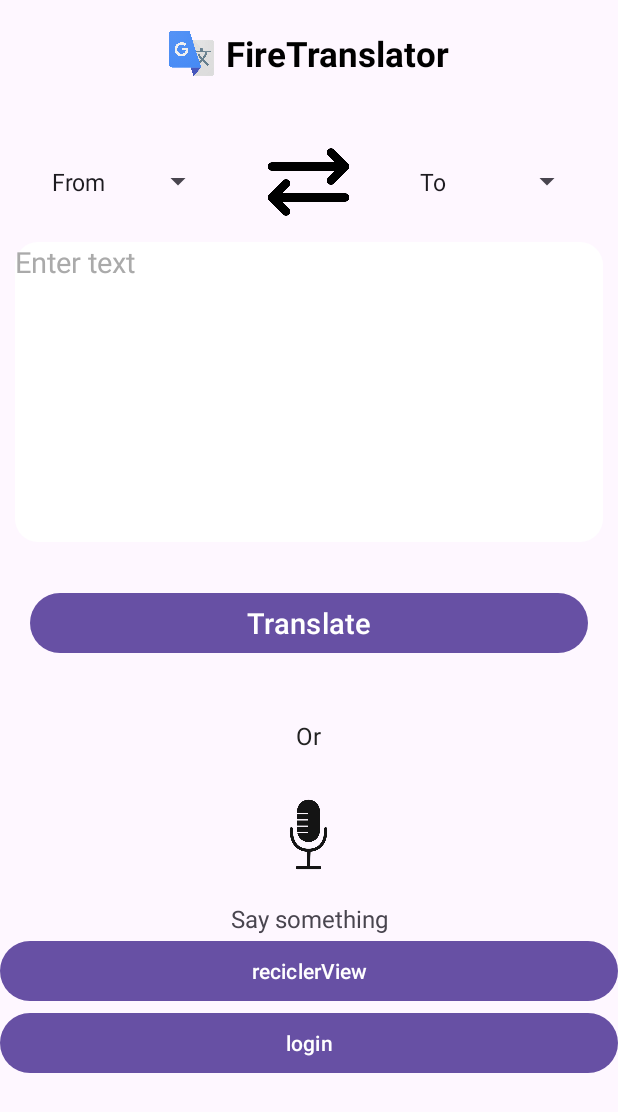
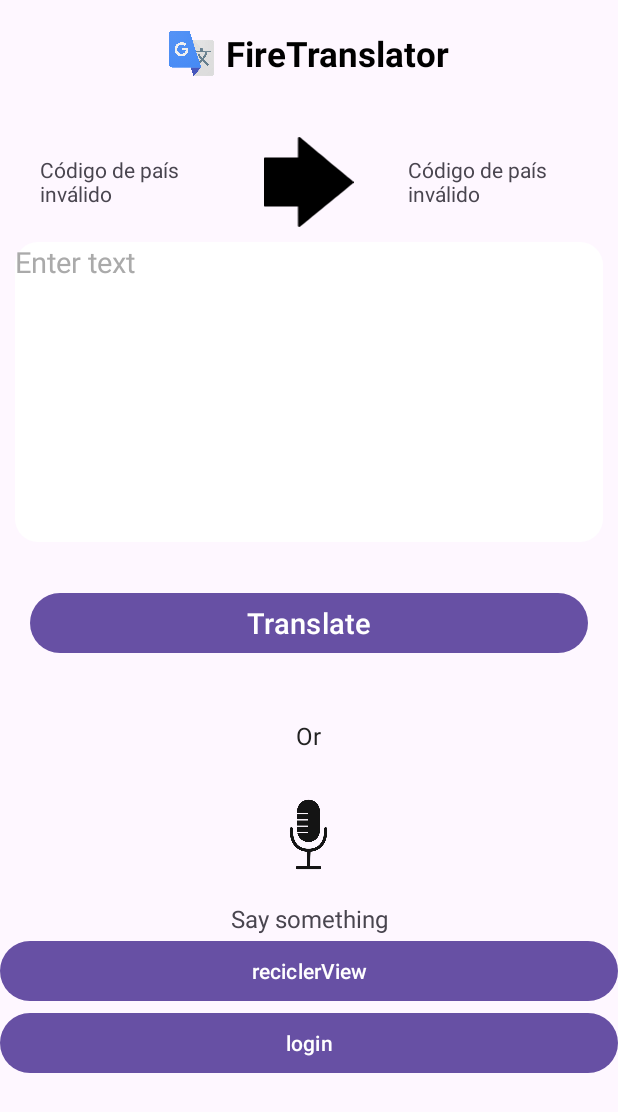
Before and after one commit to azubillagasdam1/LinguaForge, an Android app: the MainActivity screen opened directly, with no data from a screen before it, on a phone screen of 412 x 824 dp. Shown: the top 1112 px of the screen. Run offline under Robolectric (Android 15) with nearby library versions, the phone set to English and light mode, and no system bars.

Commit message:
Añadido diseño banderas

```diff
--- a/app/src/main/java/com/example/linguaforge/activitys/MainActivity.kt
+++ b/app/src/main/java/com/example/linguaforge/activitys/MainActivity.kt
@@ -7,7 +7,6 @@ import android.text.Editable
 import android.text.SpannableStringBuilder
 import android.view.View
 import android.widget.AdapterView
-import android.widget.ArrayAdapter
 import android.widget.ImageView
 import android.widget.Spinner
 import android.widget.TextView
@@ -28,25 +27,12 @@ class MainActivity : AppCompatActivity() {
     private var fromLanguageCode = 0
     private var toLanguageCode = 0
 
-    private var fromLanguages = arrayOf(
-            "From", "English", "Welsh", "Hindi", "Urdu", "Afrikaans", "Arabic",
-            "Belarusian", "Bulgarian", "Bengali", "Catalan", "Czech", "Danish", "Dutch",
-            "Finnish", "French", "German", "Greek", "Hungarian", "Italian", "Japanese",
-            "Korean", "Norwegian", "Polish", "Portuguese", "Russian", "Spanish", "Swedish",
-            "Turkish"
-    )
-    private var toLanguages = arrayOf(
-        "To", "English", "Welsh", "Hindi", "Urdu", "Afrikaans", "Arabic",
-        "Belarusian", "Bulgarian", "Bengali", "Catalan", "Czech", "Danish", "Dutch",
-        "Finnish", "French", "German", "Greek", "Hungarian", "Italian", "Japanese",
-        "Korean", "Norwegian", "Polish", "Portuguese", "Russian", "Spanish", "Swedish",
-        "Turkish"
-    )
+    private var idioma1 = ""
+    private var idioma2 = ""
+    private var clave = ""
 
-
-
-    private var fromSpinner: Spinner? = null
-    private var toSpinner: Spinner? = null
+    private var idioma1TextView: TextView? = null
+    private var idioma2TextView: TextView? = null
     private var sourceText: TextInputEditText? = null
     private var micIV: ImageView? = null
     private var translateBtn: MaterialButton? = null
@@ -55,45 +41,23 @@ class MainActivity : AppCompatActivity() {
     override fun onCreate(savedInstanceState: Bundle?) {
         super.onCreate(savedInstanceState)
         setContentView(R.layout.activity_main)
+        idioma1 = intent.getStringExtra("idioma1") ?: ""
+        idioma2 = intent.getStringExtra("idioma2") ?: ""
+        clave = intent.getStringExtra("clave") ?: ""
 
-        fromSpinner = findViewById(R.id.idFromSpinner)
-        toSpinner = findViewById(R.id.idToSpinner)
+        idioma1TextView = findViewById(R.id.idioma1TextView)
+        idioma2TextView = findViewById(R.id.idioma2TextView)
         sourceText = findViewById(R.id.idEditSource)
         micIV = findViewById(R.id.idIVMic)
         translateBtn = findViewById(R.id.idBtnTranslation)
         translateTV = findViewById(R.id.idTranslatedTV)
 
-        setupSpinners()
-    }
 
-    private fun setupSpinners() {
-        val fromAdapter = ArrayAdapter(this, android.R.layout.simple_spinner_item, fromLanguages)
-        fromAdapter.setDropDownViewResource(android.R.layout.simple_spinner_dropdown_item)
-        fromSpinner?.adapter = fromAdapter
+        setIdiomas()
 
-        val toAdapter = ArrayAdapter(this, android.R.layout.simple_spinner_item, toLanguages)
-        toAdapter.setDropDownViewResource(android.R.layout.simple_spinner_dropdown_item)
-        toSpinner?.adapter = toAdapter
 
-        fromSpinner?.onItemSelectedListener = object : AdapterView.OnItemSelectedListener {
-            override fun onItemSelected(parent: AdapterView<*>, view: View, position: Int, id: Long) {
-                fromLanguageCode = Utils.getLanguageFirebaseCode(fromLanguages[position])
-            }
 
-            override fun onNothingSelected(parent: AdapterView<*>) {
-                // Opcional
-            }
-        }
 
-        toSpinner?.onItemSelectedListener = object : AdapterView.OnItemSelectedListener {
-            override fun onItemSelected(parent: AdapterView<*>, view: View, position: Int, id: Long) {
-                toLanguageCode = Utils.getLanguageFirebaseCode(toLanguages[position])
-            }
-
-            override fun onNothingSelected(parent: AdapterView<*>) {
-                // Opcional
-            }
-        }
 
         micIV?.setOnClickListener {
             val intent = Intent(RecognizerIntent.ACTION_RECOGNIZE_SPEECH)
@@ -122,6 +86,13 @@ class MainActivity : AppCompatActivity() {
                 translateText(fromLanguageCode, toLanguageCode, sourceText?.text.toString())
             }
         }
+    }
+
+    private fun setIdiomas() {
+        fromLanguageCode = Utils.getLanguageFirebaseCode(Utils.getLanguageByCountryCode(idioma1))
+        toLanguageCode = Utils.getLanguageFirebaseCode(Utils.getLanguageByCountryCode(idioma2))
+        idioma1TextView?.text = Utils.getFlagEmoji(Utils.getCountryCode(Utils.getLanguageByCountryCode(idioma1)))
+        idioma2TextView?.text = Utils.getFlagEmoji(Utils.getCountryCode(Utils.getLanguageByCountryCode(idioma2)))
     }
 
     private fun translateText(fromLanguageCode: Int, toLanguageCode: Int, source: String) {
--- a/app/src/main/java/com/example/linguaforge/activitys/PalabrasActivity.kt
+++ b/app/src/main/java/com/example/linguaforge/activitys/PalabrasActivity.kt
@@ -56,9 +56,9 @@ class PalabrasActivity : AppCompatActivity() {
                     var clave = idioma1 + "-" + idioma2
                     val fragmentManager = supportFragmentManager
                     val intent = Intent(this, MainActivity::class.java)
-                    intent.putExtra("idioma1",  Utils.getCountryCode(idioma1))
-                    intent.putExtra("idioma2", Utils.getCountryCode(idioma2))
-                    intent.putExtra("clave", Utils.getCountryCode(clave))
+                    intent.putExtra("idioma1",  idioma1)
+                    intent.putExtra("idioma2", idioma2)
+                    intent.putExtra("clave", clave)
                     startActivity(intent)
                     true
                 }
--- /dev/null
+++ b/app/src/main/res/drawable/flecha_derecha.xml
@@ -0,0 +1,10 @@
+<vector xmlns:android="http://schemas.android.com/apk/res/android"
+    android:width="1280dp"
+    android:height="1280dp"
+    android:viewportWidth="1280"
+    android:viewportHeight="1280">
+  <path
+      android:pathData="M500.2,2.1c-2.5,1.2 -5.5,3.9 -7,6.2l-2.7,4.1 -0.3,140.3 -0.2,140.3 -238.8,-0 -238.8,-0 -4.2,2.7c-2.6,1.7 -5,4.4 -6.2,6.9 -2,4 -2,7.6 -2,337.5 0,322.4 0.1,333.5 1.9,337.5 2.2,4.9 6,8 11.5,9.5 3,0.8 69.1,1 240.3,0.8l236.3,-0.4 0.2,139.5c0.3,134.9 0.4,139.6 2.2,143.3 4,8 16,12.1 23.3,8 1.8,-1 14.9,-11.3 29,-22.9 52.4,-42.9 498.7,-407.8 613,-501.3 126.7,-103.5 122.3,-99.6 122.3,-108.8 0,-8.4 -0.7,-9 -68.5,-65.4 -35.2,-29.3 -118.7,-98.7 -185.5,-154.4 -340.9,-283.8 -395.8,-329.5 -447.5,-372.5 -30.8,-25.6 -57.7,-47.9 -59.8,-49.4 -5.2,-4 -12.5,-4.6 -18.5,-1.5z"
+      android:fillColor="#000000"
+      android:strokeColor="#00000000"/>
+</vector>
--- a/app/src/main/res/layout/activity_main.xml
+++ b/app/src/main/res/layout/activity_main.xml
@@ -52,11 +52,11 @@
             android:layout_width="match_parent"
             android:layout_height="60dp">
 
-            <Spinner
+            <TextView
                 android:layout_width="0dp"
                 android:layout_height="wrap_content"
                 android:layout_weight="1"
-                android:id="@+id/idFromSpinner"
+                android:id="@+id/idioma1TextView"
                 android:layout_margin="3dp"
                 android:padding="3dp"
                 android:layout_gravity="center" />
@@ -65,14 +65,14 @@
                 android:layout_width="0dp"
                 android:layout_height="wrap_content"
                 android:layout_weight="1"
-                android:src="@drawable/exchange"
+                android:src="@drawable/flecha_derecha"
                 android:layout_gravity="center" />
 
-            <Spinner
+            <TextView
                 android:layout_width="0dp"
                 android:layout_height="wrap_content"
                 android:layout_weight="1"
-                android:id="@+id/idToSpinner"
+                android:id="@+id/idioma2TextView"
                 android:layout_margin="3dp"
                 android:padding="3dp"
                 android:layout_gravity="center" />
```
Also changed, not shown: app/src/main/java/com/example/linguaforge/models/utils/Utils.kt (+34 -1 lines).
